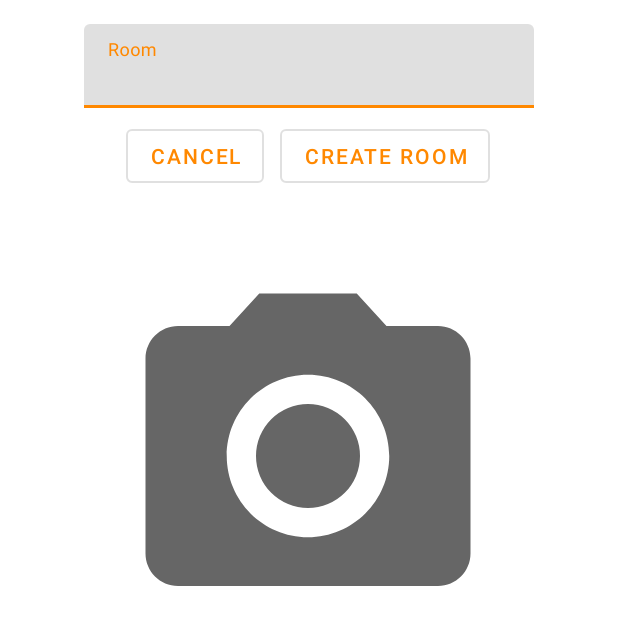
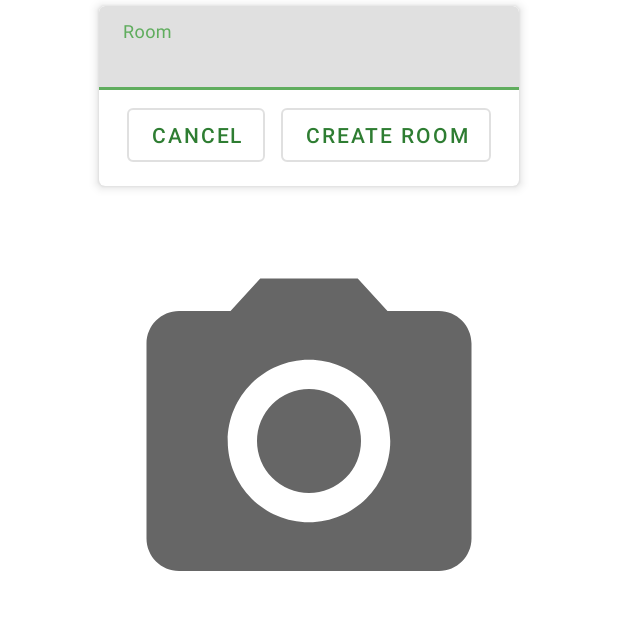
Before and after one commit to JuhanaTa/furniture_placer, an Android app: the layout fragment_create_room_dialog.xml on its own in the app's theme, with its tools: preview values and no code run, on a phone screen of 412 x 824 dp. Shown: the top 625 px of the screen. Run offline under Robolectric (Android 15) with nearby library versions, the phone set to English and light mode, and no system bars.

Commit message:
Design changes

```diff
--- a/app/src/main/java/com/example/furniture_placer/fragments/RoomDetailFragment.kt
+++ b/app/src/main/java/com/example/furniture_placer/fragments/RoomDetailFragment.kt
@@ -51,8 +51,10 @@ class RoomDetailFragment(room: Room) : Fragment() {
                 }
 
                 view.compareBtn.setOnClickListener{
+                    val roomToEdit: Room = myRoom
+                    roomToEdit.decorationSnapshots?.removeAt(0)
                     val intent = Intent(activity, DecorationSnapshotComparision::class.java).apply {
-                        putExtra("EDITED_ROOM",myRoom)
+                        putExtra("EDITED_ROOM",roomToEdit)
                     }
                     startActivity(intent)
                 }
--- a/app/src/main/res/layout/fragment_create_room_dialog.xml
+++ b/app/src/main/res/layout/fragment_create_room_dialog.xml
@@ -6,15 +6,33 @@
     android:layout_height="match_parent"
     android:paddingBottom="20dp">
 
+
+    <LinearLayout
+        android:layout_width="match_parent"
+        android:layout_height="wrap_content"
+        android:orientation="vertical"
+        app:layout_constraintEnd_toEndOf="parent"
+        app:layout_constraintStart_toStartOf="parent"
+        app:layout_constraintTop_toTopOf="parent"
+        >
+
+        <com.google.android.material.card.MaterialCardView
+            android:id="@+id/roomCard"
+            android:layout_width="wrap_content"
+            android:layout_height="120dp"
+            app:cardElevation="4dp"
+            android:layout_marginTop="4dp"
+            android:layout_marginStart="4dp"
+            android:layout_marginEnd="4dp"
+            android:layout_marginBottom="20dp"
+            android:layout_gravity="center">
+
         <com.google.android.material.textfield.TextInputLayout
             android:id="@+id/roomTextField"
-        android:layout_width="300dp"
+            android:layout_width="280dp"
             android:layout_height="wrap_content"
-        android:layout_marginTop="16dp"
-        android:hint="@string/roomNameField"
-        app:layout_constraintEnd_toEndOf="parent"
-        app:layout_constraintStart_toStartOf="parent"
-        app:layout_constraintTop_toTopOf="parent">
+            android:layout_gravity="top|center"
+            android:hint="@string/roomNameField">
 
             <com.google.android.material.textfield.TextInputEditText
                 android:id="@+id/roomTextFieldInput"
@@ -23,33 +41,12 @@
 
         </com.google.android.material.textfield.TextInputLayout>
 
-    <ImageView
-        android:id="@+id/roomPreviewImg"
-        android:layout_width="300dp"
-        android:layout_height="300dp"
-        android:adjustViewBounds="true"
-        android:padding="20dp"
-
-        android:scaleType="centerCrop"
-        app:layout_constraintBottom_toBottomOf="parent"
-        app:layout_constraintEnd_toEndOf="parent"
-        app:layout_constraintHorizontal_bias="0.495"
-        app:layout_constraintStart_toStartOf="parent"
-        app:layout_constraintTop_toBottomOf="@+id/linearLayout"
-        app:layout_constraintVertical_bias="0.043"
-        app:srcCompat="@drawable/ic_baseline_camera_alt_24" />
-
         <LinearLayout
             android:id="@+id/linearLayout"
             android:layout_width="wrap_content"
             android:layout_height="wrap_content"
             android:layout_gravity="bottom|center"
-        android:layout_marginTop="8dp"
-        android:orientation="horizontal"
-        app:layout_constraintEnd_toEndOf="parent"
-        app:layout_constraintHorizontal_bias="0.497"
-        app:layout_constraintStart_toStartOf="parent"
-        app:layout_constraintTop_toBottomOf="@+id/roomTextField">
+            android:orientation="horizontal">
 
             <Button
                 android:id="@+id/cancelRoomBtn"
@@ -58,7 +55,8 @@
                 android:layout_height="wrap_content"
                 android:layout_marginEnd="5dp"
                 android:layout_marginBottom="10dp"
-            android:text="@string/cancelAction" />
+                android:text="@string/cancelAction"
+                android:textColor="@color/primary" />
 
             <Button
                 android:id="@+id/createRoomBtn"
@@ -66,7 +64,21 @@
                 android:layout_width="wrap_content"
                 android:layout_height="wrap_content"
                 android:layout_marginStart="5dp"
-            android:text="@string/createRoomBtnText" />
+                android:text="@string/createRoomBtnText"
+                android:textColor="@color/primary" />
+
+        </LinearLayout>
+        </com.google.android.material.card.MaterialCardView>
+
+        <ImageView
+            android:id="@+id/roomPreviewImg"
+            android:layout_width="300dp"
+            android:layout_height="300dp"
+            android:layout_gravity="center"
+            android:adjustViewBounds="true"
+            android:padding="20dp"
+            android:scaleType="centerCrop"
+            app:srcCompat="@drawable/ic_baseline_camera_alt_24" />
 
     </LinearLayout>
 
--- a/app/src/main/res/values/colors.xml
+++ b/app/src/main/res/values/colors.xml
@@ -8,4 +8,13 @@
     <color name="black">#FF000000</color>
     <color name="white">#FFFFFFFF</color>
     <color name="lightgray">#7f7f80</color>
+
+    <color name="primary">#2e7d32</color>
+    <color name="primaryVariant">#60ad5e</color>
+    <color name="onPrimary">#005005</color>
+
+    <color name="secondary">#0d47a1</color>
+    <color name="secondaryVariant">#5472d3</color>
+    <color name="onSecondary">#002171</color>
+
 </resources>
--- a/app/src/main/res/values/strings.xml
+++ b/app/src/main/res/values/strings.xml
@@ -18,4 +18,8 @@
     <string name="createRoomBtnText">Create Room</string>
     <string name="cancelAction">cancel</string>
     <string name="screenshotFabText">Screenshot</string>
+    <string name="loginText">Sign In with Google</string>
+    <string name="appName">Furniture Placer</string>
+
+
 </resources>
--- a/app/src/main/res/values/themes.xml
+++ b/app/src/main/res/values/themes.xml
@@ -2,9 +2,9 @@
     <!-- Base application theme. -->
     <style name="Theme.Furniture_placer" parent="Theme.MaterialComponents.Light.NoActionBar">
         <!-- Primary brand color. -->
-        <item name="colorPrimary">@android:color/holo_orange_dark</item>
-        <item name="colorPrimaryVariant">@android:color/holo_orange_light</item>
-        <item name="colorOnPrimary">@color/white</item>
+        <item name="colorPrimary">@color/primaryVariant</item>
+        <item name="colorPrimaryVariant">@color/primary</item>
+        <item name="colorOnPrimary">@color/onPrimary</item>
         <!-- Secondary brand color. -->
         <item name="colorSecondary">@color/teal_200</item>
         <item name="colorSecondaryVariant">@color/teal_700</item>
```
Also changed, not shown: app/src/main/res/layout/activity_login_screen.xml (+15 -16 lines), app/src/main/res/layout/room_list_item.xml (+5 -6 lines). Lines whose indentation alone changed are shown as unchanged.
